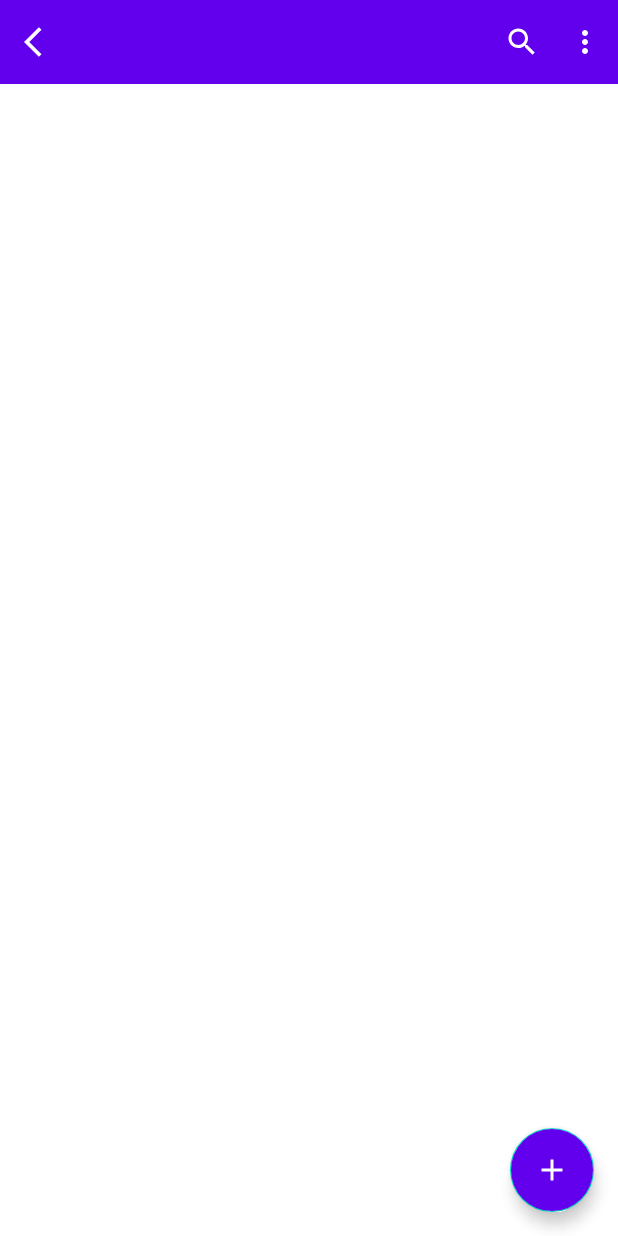
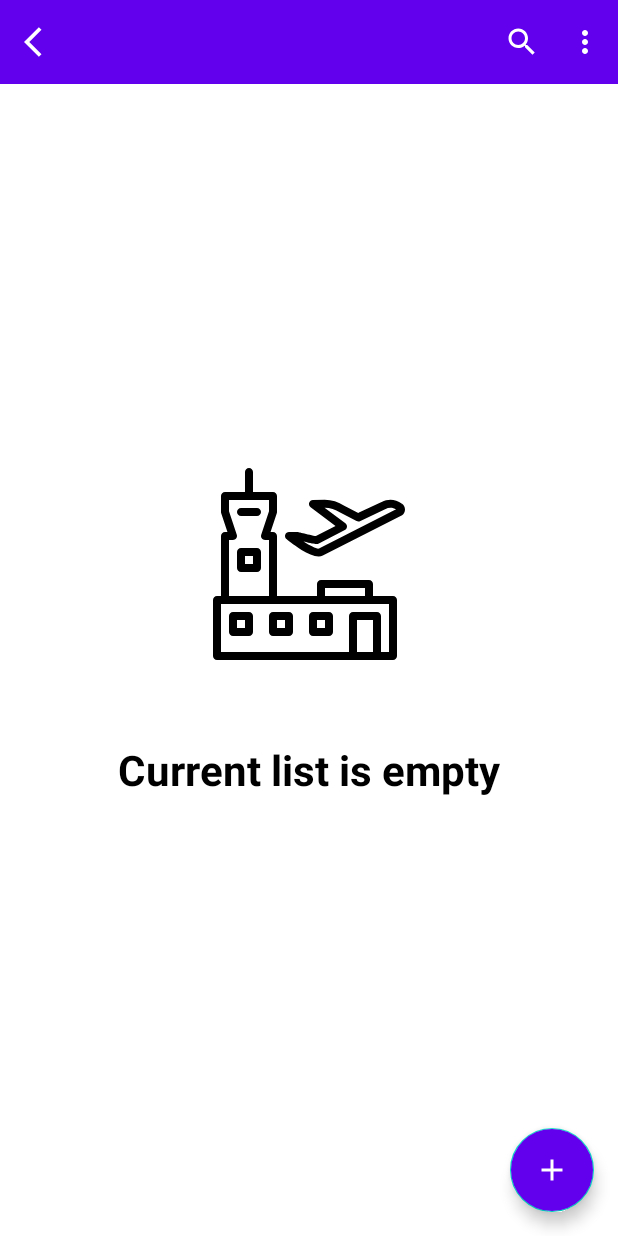
Before and after one commit to Dem01isher/AirportApp, an Android app: the ListOfItemsFragment screen opened through its navigation route, on a phone screen of 412 x 824 dp. Run offline under Robolectric (Android 15) with nearby library versions, the phone set to English and light mode, and no system bars; our stand-ins replace Dagger/Hilt's generated code, Timber, data binding.

Commit message:
feature update/ List of items screen

```diff
--- a/app/src/main/java/com/leskov/airport/base/utils/SwipeToDeleteCallback.kt
+++ b/app/src/main/java/com/leskov/airport/base/utils/SwipeToDeleteCallback.kt
@@ -22,7 +22,7 @@ abstract class SwipeToDeleteCallback(context: Context) :
         recyclerView: RecyclerView,
         viewHolder: RecyclerView.ViewHolder
     ): Int {
-        if (viewHolder?.adapterPosition == 10) return 0
+        if (viewHolder.bindingAdapterPosition == 10) return 0
         return super.getMovementFlags(recyclerView, viewHolder)
     }
 
--- a/app/src/main/java/com/leskov/airport/domain/model/Languages.kt
+++ b/app/src/main/java/com/leskov/airport/domain/model/Languages.kt
@@ -1,5 +1,5 @@
 package com.leskov.airport.domain.model
 
-enum class Languages(var value: String) {
+enum class Languages(val value: String) {
     UKR("uk"), ENG("en")
 }
--- a/app/src/main/java/com/leskov/airport/domain/use_case/SelectListTypeUseCase.kt
+++ b/app/src/main/java/com/leskov/airport/domain/use_case/SelectListTypeUseCase.kt
@@ -6,6 +6,7 @@ import java.util.ArrayList
 import javax.inject.Inject
 
 class SelectListTypeUseCase @Inject constructor(
+    private val airCompanyRepository: AirCompanyRepository,
     private val airportRepository: AirportRepository,
     private val airplaneRepository: AirplaneRepository,
     private val raceRepository: RaceRepository,
@@ -23,6 +24,8 @@ class SelectListTypeUseCase @Inject constructor(
 
     fun fetchSelectedTypeList(): List<Any?> {
         return when (type) {
+
+            TypeOfEntity.AIRCOMPANY -> airCompanyRepository.fetchAllData()
 
             TypeOfEntity.AIRPORT -> airportRepository.fetchAllData()
 
@@ -46,6 +49,7 @@ class SelectListTypeUseCase @Inject constructor(
 
     private fun fetchAllData() : ArrayList<Any?>{
         val currentList : ArrayList<Any?> = arrayListOf()
+        currentList.addAll(airCompanyRepository.fetchAllData())
         currentList.addAll(airplaneRepository.fetchAllData())
         currentList.addAll(airportRepository.fetchAllData())
         currentList.addAll(raceRepository.fetchAllData())
--- a/app/src/main/java/com/leskov/airport/presentation/list_of_items/ListOfItemsFragment.kt
+++ b/app/src/main/java/com/leskov/airport/presentation/list_of_items/ListOfItemsFragment.kt
@@ -1,10 +1,15 @@
 package com.leskov.airport.presentation.list_of_items
 
+import android.text.Editable
+import android.text.TextWatcher
 import androidx.core.os.bundleOf
 import androidx.fragment.app.viewModels
+import androidx.recyclerview.widget.ItemTouchHelper
+import androidx.recyclerview.widget.RecyclerView
 import com.leskov.airport.R
 import com.leskov.airport.base.extensions.*
 import com.leskov.airport.base.fragment.BaseVMFragment
+import com.leskov.airport.base.utils.SwipeToDeleteCallback
 import com.leskov.airport.databinding.FragmentListOfItemsBinding
 import com.leskov.airport.domain.entity.listOfTypes
 import dagger.hilt.android.AndroidEntryPoint
@@ -26,6 +31,38 @@ class ListOfItemsFragment : BaseVMFragment<ListOfItemsViewModel, FragmentListOfI
         binding.toolbarTitle.text = arguments?.getString("title") ?: ""
 
         binding.rvListOfItems.adapter = listOfItemsAdapter
+
+        val swipeHandler = object : SwipeToDeleteCallback(requireContext()) {
+            override fun onSwiped(viewHolder: RecyclerView.ViewHolder, direction: Int) {
+
+                val adapter = binding.rvListOfItems.adapter as ListOfItemsAdapter
+
+                showAlertDialog(
+                    getString(R.string.remove_item),
+                    getString(R.string.you_sure_u_want_remove_item),
+                    negativeAction = { adapter.notifyItemChanged(viewHolder.bindingAdapterPosition) },
+                    positiveAction = {
+                        viewModel.removeItemByType(adapter.currentList[viewHolder.bindingAdapterPosition])
+                        adapter.notifyDataSetChanged()
+                    }
+                )
+            }
+        }
+
+        ItemTouchHelper(swipeHandler).attachToRecyclerView(binding.rvListOfItems)
+
+        binding.searchField.addTextChangedListener(object : TextWatcher {
+            override fun beforeTextChanged(p0: CharSequence?, p1: Int, p2: Int, p3: Int) {
+                if (p0 != null) viewModel.searchDataByType(p0.toString())
+            }
+
+            override fun onTextChanged(p0: CharSequence?, p1: Int, p2: Int, p3: Int) {
+                if (p0 != null) viewModel.searchDataByType(p0.toString())
+            }
+
+            override fun afterTextChanged(p0: Editable?) {}
+
+        })
 
         binding.flAddItem.setOnClickWithDebounce {
             navController.navigate(
@@ -57,14 +94,28 @@ class ListOfItemsFragment : BaseVMFragment<ListOfItemsViewModel, FragmentListOfI
     override fun initObservers() {
         super.initObservers()
         viewModel.listOfData.eventObserve(viewLifecycleOwner) { list ->
-            listOfItemsAdapter.currentList = list as MutableList<Any?>
-            listOfItemsAdapter.notifyDataSetChanged()
+            checkList(list, list.isEmpty())
+        }
+        viewModel.loading.eventObserve(viewLifecycleOwner) { loading ->
+            binding.progressLayout.root.updateVisibility(loading)
         }
     }
 
     override fun onResume() {
         super.onResume()
         viewModel.fetchSelectedTypeData()
+    }
+
+    private fun checkList(list: List<Any?>, isEmpty: Boolean) {
+        if (isEmpty) {
+            binding.listStateLayout.updateVisibility(isEmpty)
+            listOfItemsAdapter.currentList.clear()
+            listOfItemsAdapter.notifyDataSetChanged()
+        } else {
+            binding.listStateLayout.updateVisibility(isEmpty)
+            listOfItemsAdapter.currentList = list as MutableList<Any?>
+            listOfItemsAdapter.notifyDataSetChanged()
+        }
     }
 
     private fun openSearch() {
--- a/app/src/main/java/com/leskov/airport/presentation/list_of_items/ListOfItemsViewModel.kt
+++ b/app/src/main/java/com/leskov/airport/presentation/list_of_items/ListOfItemsViewModel.kt
@@ -1,16 +1,25 @@
 package com.leskov.airport.presentation.list_of_items
 
 import androidx.lifecycle.LiveData
+import androidx.lifecycle.viewModelScope
 import com.leskov.airport.base.event.Event
 import com.leskov.airport.base.event.postEvent
 import com.leskov.airport.base.live_data.SingleEventLiveData
 import com.leskov.airport.base.view_model.BaseViewModel
+import com.leskov.airport.domain.use_case.RemoveItemByTypeUseCase
+import com.leskov.airport.domain.use_case.SearchDataByTypeUseCase
 import com.leskov.airport.domain.use_case.SelectListTypeUseCase
 import dagger.hilt.android.lifecycle.HiltViewModel
+import kotlinx.coroutines.delay
+import kotlinx.coroutines.launch
 import javax.inject.Inject
 
 @HiltViewModel
-class ListOfItemsViewModel @Inject constructor(private val selectListTypeUseCase: SelectListTypeUseCase) :
+class ListOfItemsViewModel @Inject constructor(
+    private val selectListTypeUseCase: SelectListTypeUseCase,
+    private val searchDataByTypeUseCase: SearchDataByTypeUseCase,
+    private val removeItemByTypeUseCase: RemoveItemByTypeUseCase
+) :
     BaseViewModel() {
 
     private val _listOfData =
@@ -21,12 +30,35 @@ class ListOfItemsViewModel @Inject constructor(private val selectListTypeUseCase
         fetchSelectedTypeData()
     }
 
-    fun setType(type: String){
+    fun setType(type: String) {
+        if (type.isEmpty()) return
         selectListTypeUseCase.setType(type)
+        searchDataByTypeUseCase.setType(type)
+        removeItemByTypeUseCase.setType(type)
     }
 
     fun fetchSelectedTypeData() {
+        _loading.postEvent(true)
         _listOfData.postEvent(selectListTypeUseCase.fetchSelectedTypeList())
+        _loading.postEvent(false)
+    }
+
+    fun searchDataByType(searchQuery: String){
+        viewModelScope.launch {
+            _loading.postEvent(true)
+            delay(1500)
+            _listOfData.postEvent(searchDataByTypeUseCase.searchSelectedTypeData(searchQuery))
+            delay(1500)
+            _loading.postEvent(false)
+        }
+    }
+
+    fun removeItemByType(item: Any?){
+        viewModelScope.launch(dispatcherController.launchInMain()) {
+            _loading.postEvent(true)
+            removeItemByTypeUseCase.removeSelectedTypeItem(item)
+            _loading.postEvent(false)
+        }
     }
 
 }
--- /dev/null
+++ b/app/src/main/res/drawable-v24/ic_airport_logo.xml
@@ -0,0 +1,10 @@
+<vector android:height="128dp" android:viewportHeight="512"
+    android:viewportWidth="512" android:width="128dp" xmlns:android="http://schemas.android.com/apk/res/android">
+    <path android:fillColor="#FF000000" android:pathData="M504.021,95.104l-6.037,8.811l5.952,-8.875c-17.536,-12.011 -35.819,-13.504 -54.293,-4.587l-60.459,28.416l-1.792,1.067l-37.419,-19.563c-15.659,-10.432 -33.515,-15.936 -52.011,-15.936c-0.021,0 -0.021,0 -0.021,0l-31.595,0.896c-4.523,0.149 -8.491,3.136 -9.856,7.445s0.149,9.045 3.797,11.755l66.432,49.813l-52.288,27.179c-6.421,-0.619 -25.813,-5.376 -34.453,-7.488c-12.011,-2.944 -13.867,-3.371 -15.979,-3.371h-21.333c-4.501,0 -8.533,2.837 -10.048,7.083c-1.515,4.245 -0.171,8.981 3.328,11.84c18.603,15.189 60.245,46.613 85.867,46.613c4.16,0 7.893,-0.832 11.029,-2.667L504.192,126.08c4.928,-3.456 7.829,-9.28 7.808,-15.531C511.979,104.277 508.971,98.496 504.021,95.104zM282.688,214.763c-5.141,1.899 -21.909,-5.867 -41.387,-18.453c30.869,7.467 35.883,7.637 40.96,5.163l69.312,-36.011c3.264,-1.707 5.419,-4.949 5.717,-8.597c0.277,-3.648 -1.301,-7.211 -4.245,-9.408l-55.552,-41.664l0.747,-0.021c13.973,0 27.776,4.267 40.853,12.907l43.691,22.933c3.307,1.728 7.253,1.6 10.453,-0.299l65.6,-31.595c10.667,-5.184 20.117,-4.843 29.525,0.597L282.688,214.763z"/>
+    <path android:fillColor="#FF000000" android:pathData="M74.667,128h42.667c5.888,0 10.667,-4.779 10.667,-10.667s-4.779,-10.667 -10.667,-10.667H74.667c-5.888,0 -10.667,4.779 -10.667,10.667S68.779,128 74.667,128z"/>
+    <path android:fillColor="#FF000000" android:pathData="M160,448h42.667c5.888,0 10.667,-4.779 10.667,-10.667v-42.667c0,-5.888 -4.779,-10.667 -10.667,-10.667H160c-5.888,0 -10.667,4.779 -10.667,10.667v42.667C149.333,443.221 154.112,448 160,448zM170.667,405.333H192v21.333h-21.333V405.333z"/>
+    <path android:fillColor="#FF000000" android:pathData="M117.333,213.333H74.667C68.779,213.333 64,218.112 64,224v42.667c0,5.888 4.779,10.667 10.667,10.667h42.667c5.888,0 10.667,-4.779 10.667,-10.667V224C128,218.112 123.221,213.333 117.333,213.333zM106.667,256H85.333v-21.333h21.333V256z"/>
+    <path android:fillColor="#FF000000" android:pathData="M266.667,448h42.667c5.888,0 10.667,-4.779 10.667,-10.667v-42.667c0,-5.888 -4.779,-10.667 -10.667,-10.667h-42.667c-5.888,0 -10.667,4.779 -10.667,10.667v42.667C256,443.221 260.779,448 266.667,448zM277.333,405.333h21.333v21.333h-21.333V405.333z"/>
+    <path android:fillColor="#FF000000" android:pathData="M480,341.333h-53.333v-32c0,-5.888 -4.779,-10.667 -10.667,-10.667H288c-5.888,0 -10.667,4.779 -10.667,10.667v32H170.667v-160c0,-5.888 -4.779,-10.667 -10.667,-10.667h-6.528l16.64,-49.963c0.363,-1.088 0.555,-2.219 0.555,-3.371V74.667C170.667,68.779 165.888,64 160,64h-53.333V10.667C106.667,4.779 101.888,0 96,0S85.333,4.779 85.333,10.667V64H32c-5.888,0 -10.667,4.779 -10.667,10.667v42.667c0,1.152 0.192,2.283 0.555,3.371l16.64,49.963H32c-5.888,0 -10.667,4.779 -10.667,10.667v160H10.667C4.779,341.333 0,346.112 0,352v149.333C0,507.221 4.779,512 10.667,512H480c5.888,0 10.667,-4.779 10.667,-10.667V352C490.667,346.112 485.888,341.333 480,341.333zM298.667,320h106.667v21.333H298.667V320zM42.667,192.021h10.667c3.435,0 6.656,-1.664 8.661,-4.437c1.984,-2.795 2.539,-6.379 1.451,-9.621l-20.779,-62.357V85.333h106.667v30.251l-20.779,62.357c-1.109,3.264 -0.555,6.848 1.451,9.621c2.005,2.795 5.227,4.437 8.661,4.437h10.667v149.333H42.667V192.021zM426.667,490.667H384v-85.333h42.667V490.667zM469.333,490.667H448v-96c0,-5.888 -4.779,-10.667 -10.667,-10.667h-64c-5.888,0 -10.667,4.779 -10.667,10.667v96H21.333v-128h448V490.667z"/>
+    <path android:fillColor="#FF000000" android:pathData="M53.333,448H96c5.888,0 10.667,-4.779 10.667,-10.667v-42.667c0,-5.888 -4.779,-10.667 -10.667,-10.667H53.333c-5.888,0 -10.667,4.779 -10.667,10.667v42.667C42.667,443.221 47.445,448 53.333,448zM64,405.333h21.333v21.333H64V405.333z"/>
+</vector>
--- a/app/src/main/res/layout/fragment_list_of_items.xml
+++ b/app/src/main/res/layout/fragment_list_of_items.xml
@@ -105,6 +105,17 @@
                 app:tint="@color/white" />
         </RelativeLayout>
 
+        <include
+            android:id="@+id/progress_layout"
+            layout="@layout/layout_progress"
+            tools:visibility="gone"
+            android:layout_height="0dp"
+            android:layout_width="match_parent"
+            app:layout_constraintTop_toBottomOf="@id/toolbar_layout"
+            app:layout_constraintStart_toStartOf="parent"
+            app:layout_constraintEnd_toEndOf="parent"
+            app:layout_constraintBottom_toBottomOf="parent"/>
+
         <androidx.recyclerview.widget.RecyclerView
             android:id="@+id/rv_list_of_items"
             android:layout_width="match_parent"
@@ -112,6 +123,7 @@
             app:layoutManager="androidx.recyclerview.widget.LinearLayoutManager"
             app:layout_constraintBottom_toBottomOf="parent"
             app:layout_constraintTop_toBottomOf="@id/toolbar_layout" />
+
 
         <com.google.android.material.floatingactionbutton.FloatingActionButton
             android:id="@+id/fl_add_item"
@@ -126,5 +138,38 @@
             app:rippleColor="@color/purple_500"
             app:tint="@color/white" />
 
+        <androidx.constraintlayout.widget.Group
+            android:id="@+id/list_state_layout"
+            android:layout_width="wrap_content"
+            android:layout_height="wrap_content"
+            app:constraint_referenced_ids="image, text"/>
+
+        <ImageView
+            android:id="@+id/image"
+            android:layout_width="wrap_content"
+            android:layout_height="wrap_content"
+            android:src="@drawable/ic_airport_logo"
+            app:layout_constraintBottom_toBottomOf="parent"
+            app:layout_constraintEnd_toEndOf="parent"
+            app:layout_constraintVertical_bias="0.4"
+            app:layout_constraintStart_toStartOf="parent"
+            app:layout_constraintTop_toBottomOf="@id/toolbar_layout" />
+
+        <TextView
+            android:id="@+id/text"
+            android:layout_width="wrap_content"
+            android:layout_height="wrap_content"
+            android:layout_gravity="center"
+            android:text="@string/current_list_is_empty"
+            android:textColor="@color/black"
+            android:textSize="28sp"
+            android:textStyle="bold"
+            app:layout_constraintBottom_toBottomOf="parent"
+            app:layout_constraintEnd_toEndOf="parent"
+            app:layout_constraintVertical_bias="0.6"
+            app:layout_constraintStart_toStartOf="parent"
+            app:layout_constraintTop_toBottomOf="@id/toolbar_layout" />
+
+
     </androidx.constraintlayout.widget.ConstraintLayout>
 </layout>
--- a/app/src/main/res/values/strings.xml
+++ b/app/src/main/res/values/strings.xml
@@ -16,7 +16,8 @@
     <string name="english_language">English</string>
     <string name="ukrainian_language">Ukrainian</string>
 
-
+    <string name="remove_item">Remove item</string>
+    <string name="you_sure_u_want_remove_item">You sure want to remove item?</string>
     <string name="error_required">Fill current field</string>
 
 
@@ -39,6 +40,7 @@
     <string name="type_of_race">Type of race</string>
     <string name="name_of_airport">Name of airport</string>
     <string name="choose_language">Choose language</string>
+    <string name="current_list_is_empty">Current list is empty</string>
     <string-array name="type_of_airports">
         <item>Federal airport</item>
         <item>Airport of regional significance</item>
--- a/app/src/main/res/values/themes.xml
+++ b/app/src/main/res/values/themes.xml
@@ -14,4 +14,7 @@
         <item name="android:statusBarColor" tools:targetApi="l">?attr/colorPrimaryVariant</item>
         <!-- Customize your theme here. -->
     </style>
+    <style name="ContentLoadingProgress">
+        <item name="colorAccent">@color/purple_500</item>
+    </style>
 </resources>
```
Also changed, not shown: app/src/main/java/com/leskov/airport/base/extensions/ViewExtensions.kt (+5 -6 lines), app/src/main/java/com/leskov/airport/presentation/insert_new_item/InsertNewItemViewModel.kt (+1 -6 lines), app/src/main/res/layout/layout_progress.xml (added, +21 -0 lines), 1 other file.
